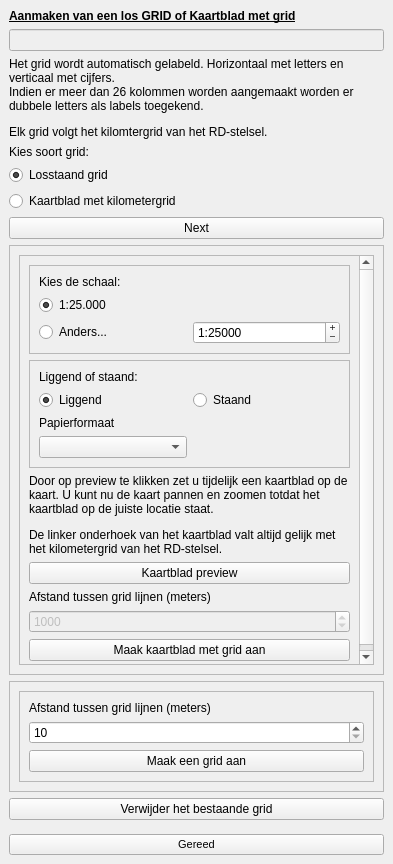
The window that plugin/oiv/repressief_object/oiv_create_grid_widget.ui (OIV-NL-QGIS/QGIS_project) describes before a commit, drawn with Qt 5.
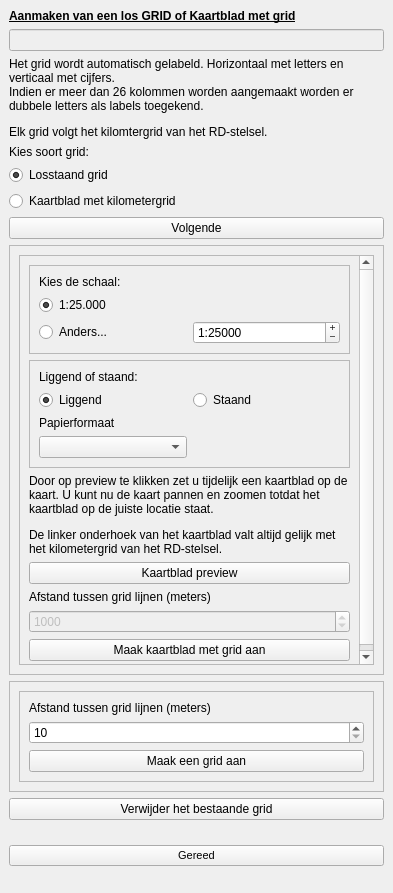
The same window after the commit.

```diff
--- a/plugin/oiv/repressief_object/oiv_create_grid_widget.ui
+++ b/plugin/oiv/repressief_object/oiv_create_grid_widget.ui
@@ -7,7 +7,7 @@
     <x>0</x>
     <y>0</y>
     <width>393</width>
-    <height>864</height>
+    <height>893</height>
    </rect>
   </property>
   <property name="features">
@@ -85,7 +85,7 @@
       <item>
        <widget class="QPushButton" name="next">
         <property name="text">
-         <string>Next</string>
+         <string>Volgende</string>
         </property>
        </widget>
       </item>
@@ -470,6 +470,19 @@
         </property>
        </widget>
       </item>
+      <item>
+       <spacer name="verticalSpacer_2">
+        <property name="orientation">
+         <enum>Qt::Vertical</enum>
+        </property>
+        <property name="sizeHint" stdset="0">
+         <size>
+          <width>0</width>
+          <height>0</height>
+         </size>
+        </property>
+       </spacer>
+      </item>
      </layout>
     </item>
    </layout>
```
Left out of the diff: 4 changed lines with no effect on the pictures.
